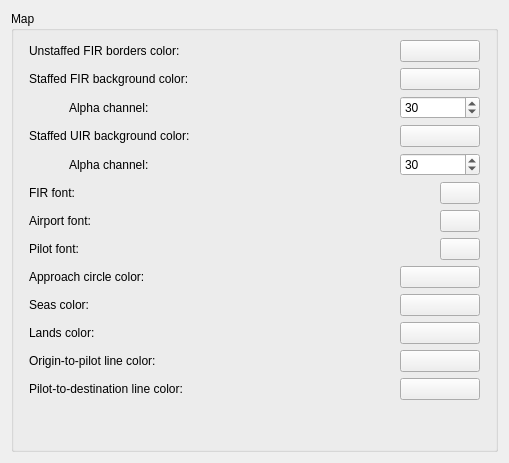
The window that source/ui/pages/mappage.ui (Vatsinator/vatsinator-legacy) describes before a commit, drawn with Qt 5.
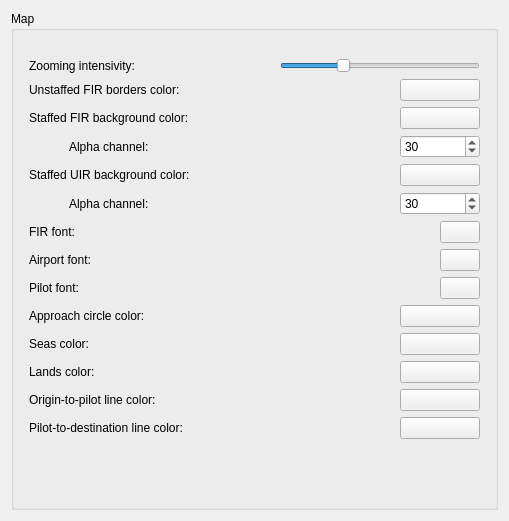
The same window after the commit. Custom widgets are drawn as their Qt base class.

The edit to the form file:
```diff
--- a/source/ui/pages/mappage.ui
+++ b/source/ui/pages/mappage.ui
@@ -7,7 +7,7 @@
     <x>0</x>
     <y>0</y>
     <width>509</width>
-    <height>458</height>
+    <height>521</height>
    </rect>
   </property>
   <property name="windowTitle">
@@ -35,21 +35,38 @@
       <property name="rightMargin">
        <number>15</number>
       </property>
-      <item row="1" column="0">
-       <spacer name="verticalSpacer_5">
-        <property name="orientation">
-         <enum>Qt::Vertical</enum>
-        </property>
-        <property name="sizeHint" stdset="0">
-         <size>
-          <width>20</width>
-          <height>40</height>
-         </size>
-        </property>
-       </spacer>
-      </item>
       <item row="0" column="0">
        <layout class="QVBoxLayout" name="verticalLayout_5">
+        <item>
+         <layout class="QHBoxLayout" name="horizontalLayout_15" stretch="0,0">
+          <item>
+           <widget class="QLabel" name="label_4">
+            <property name="text">
+             <string>Zooming intensivity:</string>
+            </property>
+           </widget>
+          </item>
+          <item>
+           <widget class="QSlider" name="ZoomCoefficientSlider">
+            <property name="maximumSize">
+             <size>
+              <width>200</width>
+              <height>16777215</height>
+             </size>
+            </property>
+            <property name="maximum">
+             <number>100</number>
+            </property>
+            <property name="value">
+             <number>30</number>
+            </property>
+            <property name="orientation">
+             <enum>Qt::Horizontal</enum>
+            </property>
+           </widget>
+          </item>
+         </layout>
+        </item>
         <item>
          <layout class="QHBoxLayout" name="horizontalLayout_4">
           <item>
@@ -444,6 +461,22 @@
         </item>
        </layout>
       </item>
+      <item row="1" column="0">
+       <spacer name="verticalSpacer_5">
+        <property name="orientation">
+         <enum>Qt::Vertical</enum>
+        </property>
+        <property name="sizeType">
+         <enum>QSizePolicy::Maximum</enum>
+        </property>
+        <property name="sizeHint" stdset="0">
+         <size>
+          <width>20</width>
+          <height>40</height>
+         </size>
+        </property>
+       </spacer>
+      </item>
      </layout>
     </widget>
    </item>
```
